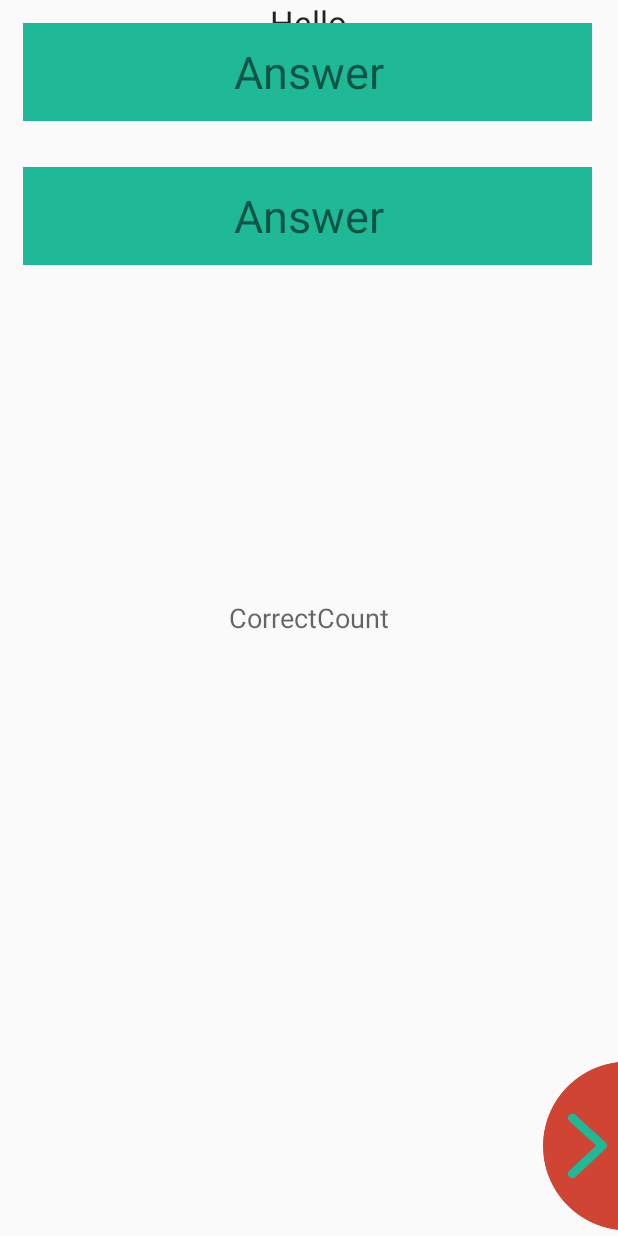
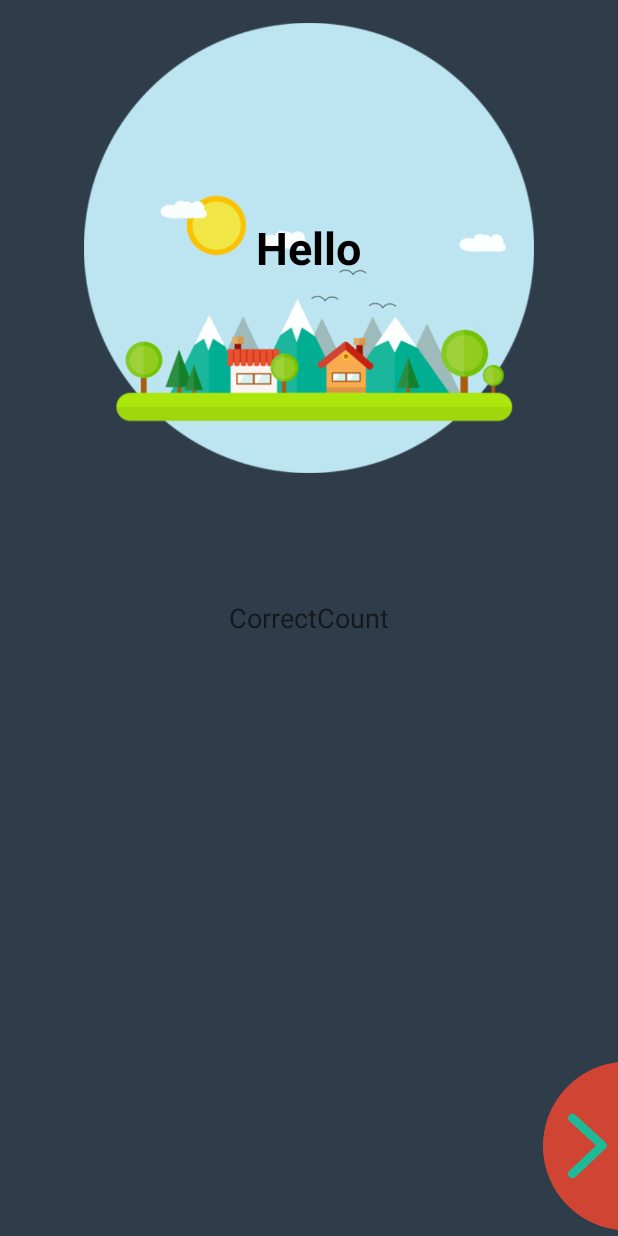
Before and after one commit to Shamsul1/VastVocabularyTest2.0, an Android app: the Train screen opened directly, with no data from a screen before it, on a phone screen of 412 x 824 dp. Run offline under Robolectric (Android 15) with nearby library versions, the phone set to English and light mode, and no system bars.

Commit message:
background landscape image does not look good

```diff
--- a/app/src/main/java/com/example/shamsulkarim/vastvocabulary/Train.java
+++ b/app/src/main/java/com/example/shamsulkarim/vastvocabulary/Train.java
@@ -18,13 +18,13 @@ import java.util.List;
 
 public class Train extends AppCompatActivity {
 
-    RelativeLayout translation_layout;
+    RelativeLayout translation_layout,button1,button2,button3,button4;
     List<Word> fiveWords, learnedWords, buttonQuestion, words, wordForQuestions;
     String[] sendData = new String[5];
     int[] wordCounter = new int[5];
     String[] wordArray, translationArray,sendWords;
     TextView wordView, translationView, countView;
-    Button answer1, answer2, answer3, answer4;
+    TextView answer1, answer2, answer3, answer4;
     ImageView next, fakeNext;
     int id = 0;
     int ia = 0;
@@ -82,10 +82,10 @@ public class Train extends AppCompatActivity {
             if(fiveWords.get(id).isSeen()){
                 next.setVisibility(View.INVISIBLE);
                 translation_layout.setVisibility(View.INVISIBLE);
-                answer1.setVisibility(View.VISIBLE);
-                answer2.setVisibility(View.VISIBLE);
-                answer3.setVisibility(View.VISIBLE);
-                answer4.setVisibility(View.VISIBLE);
+                button1.setVisibility(View.VISIBLE);
+                button2.setVisibility(View.VISIBLE);
+                button3.setVisibility(View.VISIBLE);
+                button4.setVisibility(View.VISIBLE);
                 translationView.setText("");
                 answers(view);}
 
@@ -110,10 +110,10 @@ public class Train extends AppCompatActivity {
     public void showWords(int index) {
         next.setVisibility(View.VISIBLE);
         translation_layout.setVisibility(View.VISIBLE);
-        answer1.setVisibility(View.INVISIBLE);
-        answer2.setVisibility(View.INVISIBLE);
-        answer3.setVisibility(View.INVISIBLE);
-        answer4.setVisibility(View.INVISIBLE);
+        button1.setVisibility(View.INVISIBLE);
+        button2.setVisibility(View.INVISIBLE);
+        button3.setVisibility(View.INVISIBLE);
+        button4.setVisibility(View.INVISIBLE);
         translationView.setText(fiveWords.get(index).getTranslation());
         fiveWords.get(index).setSeen(true);
     }
@@ -134,9 +134,10 @@ public class Train extends AppCompatActivity {
     // This method gets called when you are asnwering the questions
     public void answers(View view) {
 
+        Toast.makeText(this, view.getId()+"", Toast.LENGTH_SHORT).show();
         String answer;
 
-        if (view.getId() == answer1.getId()) {
+        if (view.getId() == button1.getId()) {
             answer = answer1.getText().toString();
             if (answer.equalsIgnoreCase(fiveWords.get(id).getTranslation())) {
                 // Toast.makeText(this,"Correct",Toast.LENGTH_SHORT).show();
@@ -150,7 +151,7 @@ public class Train extends AppCompatActivity {
             }
         }
 
-        if (view.getId() == answer2.getId()) {
+        if (view.getId() == button2.getId()) {
             answer = answer2.getText().toString();
 
             if (answer.equalsIgnoreCase(fiveWords.get(id).getTranslation())) {
@@ -161,7 +162,7 @@ public class Train extends AppCompatActivity {
                 showAnswer(fiveWords.get(id).getTranslation());
             }
         }
-        if (view.getId() == answer3.getId()) {
+        if (view.getId() == button3.getId()) {
             answer = answer3.getText().toString();
 
             if (answer.equalsIgnoreCase(fiveWords.get(id).getTranslation())) {
@@ -172,7 +173,7 @@ public class Train extends AppCompatActivity {
                 showAnswer(fiveWords.get(id).getTranslation());
             }
         }
-        if (view.getId() == answer4.getId()) {
+        if (view.getId() == button4.getId()) {
             answer = answer4.getText().toString();
 
             if (answer.equalsIgnoreCase(fiveWords.get(id).getTranslation())) {
@@ -192,10 +193,10 @@ public class Train extends AppCompatActivity {
 
     // This gets called when you have answered a wrong answer
     public void showAnswer(String wordAnswer) {
-        answer1.setVisibility(View.INVISIBLE);
-        answer2.setVisibility(View.INVISIBLE);
-        answer3.setVisibility(View.INVISIBLE);
-        answer4.setVisibility(View.INVISIBLE);
+        button1.setVisibility(View.INVISIBLE);
+        button2.setVisibility(View.INVISIBLE);
+        button3.setVisibility(View.INVISIBLE);
+        button4.setVisibility(View.INVISIBLE);
         fakeNext.setVisibility(View.VISIBLE);
         translationView.setText(wordAnswer);
 
@@ -203,10 +204,10 @@ public class Train extends AppCompatActivity {
 
     // DummyNext
     public void dummyNext(View view) {
-        answer1.setVisibility(View.VISIBLE);
-        answer2.setVisibility(View.VISIBLE);
-        answer3.setVisibility(View.VISIBLE);
-        answer4.setVisibility(View.VISIBLE);
+        button1.setVisibility(View.VISIBLE);
+        button2.setVisibility(View.VISIBLE);
+        button3.setVisibility(View.VISIBLE);
+        button4.setVisibility(View.VISIBLE);
         fakeNext.setVisibility(View.INVISIBLE);
     }
 
@@ -322,15 +323,24 @@ public class Train extends AppCompatActivity {
     private void buttonInitializations() {
         translation_layout = (RelativeLayout)findViewById(R.id.translation_layout);
         fakeNext = (ImageView) findViewById(R.id.dummy_next);
-        answer1 = (Button) findViewById(R.id.answer_button);
-        answer2 = (Button) findViewById(R.id.answer2);
-        answer3 = (Button) findViewById(R.id.answer3);
-        answer4 = (Button) findViewById(R.id.answer4);
+
+
+        button1 = (RelativeLayout)findViewById(R.id.button1);
+        button2 = (RelativeLayout)findViewById(R.id.button2);
+        button3 = (RelativeLayout)findViewById(R.id.button3);
+        button4 = (RelativeLayout)findViewById(R.id.button4);
+
+        answer1 = (TextView) findViewById(R.id.answer1);
+        answer2 = (TextView) findViewById(R.id.answer2);
+        answer3 = (TextView) findViewById(R.id.answer3);
+        answer4 = (TextView) findViewById(R.id.answer4);
+
         next = (ImageView) findViewById(R.id.next);
-        answer1.setVisibility(View.INVISIBLE);
-        answer2.setVisibility(View.INVISIBLE);
-        answer3.setVisibility(View.INVISIBLE);
-        answer4.setVisibility(View.INVISIBLE);
+
+        button1.setVisibility(View.INVISIBLE);
+        button2.setVisibility(View.INVISIBLE);
+        button3.setVisibility(View.INVISIBLE);
+        button4.setVisibility(View.INVISIBLE);
     }
 
     private void textViewInitializations() {
--- a/app/src/main/res/layout/activity_train.xml
+++ b/app/src/main/res/layout/activity_train.xml
@@ -4,17 +4,37 @@
     android:id="@+id/activity_train"
     android:layout_width="match_parent"
     android:layout_height="match_parent"
-
+    android:background="#2f3d4b"
     tools:context="com.example.shamsulkarim.vastvocabulary.Train">
 
-    <TextView
-        android:layout_width="wrap_content"
-        android:layout_height="wrap_content"
-        android:textAppearance="?android:attr/textAppearanceLarge"
-        android:text="Word"
-        android:id="@+id/word"
-        android:layout_alignParentTop="true"
-        android:layout_centerHorizontal="true" />
+
+
+    <RelativeLayout
+        android:layout_margin="15dp"
+        android:layout_width="match_parent"
+        android:layout_height="300dp">
+
+        <ImageView
+            android:layout_width="match_parent"
+            android:layout_height="match_parent"
+            android:src="@drawable/beginner_ful_land2"
+            android:scaleType="centerInside"/>
+
+        <TextView
+            android:id="@+id/word"
+            android:layout_width="wrap_content"
+            android:layout_height="wrap_content"
+            android:text="Comprehensive"
+            android:textSize="30dp"
+            android:textColor="#000000"
+            android:layout_centerHorizontal="true"
+            android:layout_centerVertical="true"
+            android:textStyle="bold"/>
+    </RelativeLayout>
+
+
+
+
 
 
     <ImageView
@@ -28,11 +48,18 @@
         android:onClick="dummyNext"
         android:layout_alignParentRight="true" />
 
+
     <RelativeLayout
-        android:id="@+id/button1"
+        android:background="@color/colorPrimary"
+        android:onClick="nextWord"
+        android:id="@+id/button2"
+        android:layout_above="@+id/button3"
         android:layout_width="match_parent"
-        android:layout_height="65dp"
-        android:layout_margin="15dp">
+        android:layout_height="56dp"
+        android:layout_marginLeft="15dp"
+        android:layout_marginRight="15dp"
+        android:layout_marginBottom="5dp">
+
         <ImageView
             android:layout_width="match_parent"
             android:layout_height="match_parent"
@@ -42,22 +69,27 @@
             android:layout_width="match_parent"
             android:layout_height="match_parent"
             android:gravity="center"
-            android:textSize="30dp"
+            android:textSize="20dp"
+            android:textStyle="bold"
             android:text="Answer"
-            android:id="@+id/answer_button"
-            android:onClick="nextWord"/>
+            android:id="@+id/answer2"
+            />
 
 
 
     </RelativeLayout>
 
+    <RelativeLayout
+        android:background="@color/colorPrimary"
+        android:onClick="nextWord"
+        android:id="@+id/button3"
+        android:layout_above="@+id/button4"
+        android:layout_width="match_parent"
+        android:layout_height="56dp"
+        android:layout_marginLeft="15dp"
+        android:layout_marginRight="15dp"
+        android:layout_marginBottom="5dp">
 
-    <RelativeLayout
-        android:id="@+id/button2"
-        android:layout_below="@+id/button1"
-        android:layout_width="match_parent"
-        android:layout_height="65dp"
-        android:layout_margin="15dp">
         <ImageView
             android:layout_width="match_parent"
             android:layout_height="match_parent"
@@ -67,10 +99,42 @@
             android:layout_width="match_parent"
             android:layout_height="match_parent"
             android:gravity="center"
-            android:textSize="30dp"
+            android:textSize="20dp"
+            android:textStyle="bold"
             android:text="Answer"
-            android:id="@+id/answer2"
-            android:onClick="nextWord"/>
+            android:id="@+id/answer3"
+            />
+
+
+
+    </RelativeLayout>
+
+    <RelativeLayout
+        android:background="@color/colorPrimary"
+        android:onClick="nextWord"
+        android:id="@+id/button4"
+        android:layout_alignParentBottom="true"
+        android:layout_width="match_parent"
+        android:layout_height="56dp"
+
+        android:layout_marginLeft="15dp"
+        android:layout_marginRight="15dp"
+        android:layout_marginBottom="15dp">
+
+        <ImageView
+            android:layout_width="match_parent"
+            android:layout_height="match_parent"
+            android:src="@drawable/stipe"
+            android:scaleType="centerCrop"/>
+        <TextView
+            android:layout_width="match_parent"
+            android:layout_height="match_parent"
+            android:gravity="center"
+            android:textSize="20dp"
+            android:textStyle="bold"
+            android:text="Answer"
+            android:id="@+id/answer4"
+            />
 
 
 
@@ -104,35 +168,14 @@
 
 
 
-        />
+
 
     </RelativeLayout>
 
-    <Button
-        android:layout_width="150dp"
-        android:layout_height="100dp"
-        android:text="Answer"
-        android:id="@+id/answer3"
-        android:onClick="nextWord"
-        android:background="@color/colorAccent"
-        android:layout_alignTop="@+id/dummy_next"
-        android:layout_toLeftOf="@+id/word"
-        android:layout_toStartOf="@+id/word" />
 
-    <Button
-        android:layout_width="150dp"
-        android:layout_height="100dp"
-        android:text="Answer"
-        android:id="@+id/answer4"
-        android:onClick="nextWord"
-        android:nestedScrollingEnabled="false"
-        android:elevation="2dp"
-        android:background="@color/colorAccent"
-        android:layout_alignParentLeft="true"
-        android:layout_alignParentStart="true"
-        android:layout_marginLeft="184dp"
-        android:layout_marginStart="184dp"
-        android:layout_marginTop="394dp" />
+
+
+
     <ImageView
         android:layout_width="50dp"
         android:layout_height="120dp"
@@ -151,5 +194,39 @@
         android:layout_centerVertical="true"
         android:layout_centerHorizontal="true" />
 
+    <RelativeLayout
+        android:onClick="nextWord"
+        android:id="@+id/button1"
+        android:layout_marginTop="10dp"
+        android:layout_marginLeft="15dp"
+        android:layout_marginRight="15dp"
+        android:layout_marginBottom="5dp"
+        android:layout_width="match_parent"
+        android:layout_height="56dp"
+        android:layout_above="@+id/button2"
+
+        >
+        <ImageView
+            android:layout_width="match_parent"
+            android:layout_height="match_parent"
+            android:src="@drawable/stipe"
+            android:scaleType="centerCrop"/>
+
+        <TextView
+            android:layout_width="match_parent"
+            android:layout_height="match_parent"
+            android:gravity="center"
+            android:textSize="20dp"
+            android:textStyle="bold"
+            android:text="Answer"
+            android:id="@+id/answer1"
+           />
+
+
+
+    </RelativeLayout>
+
+
+
 
 </RelativeLayout>
```
